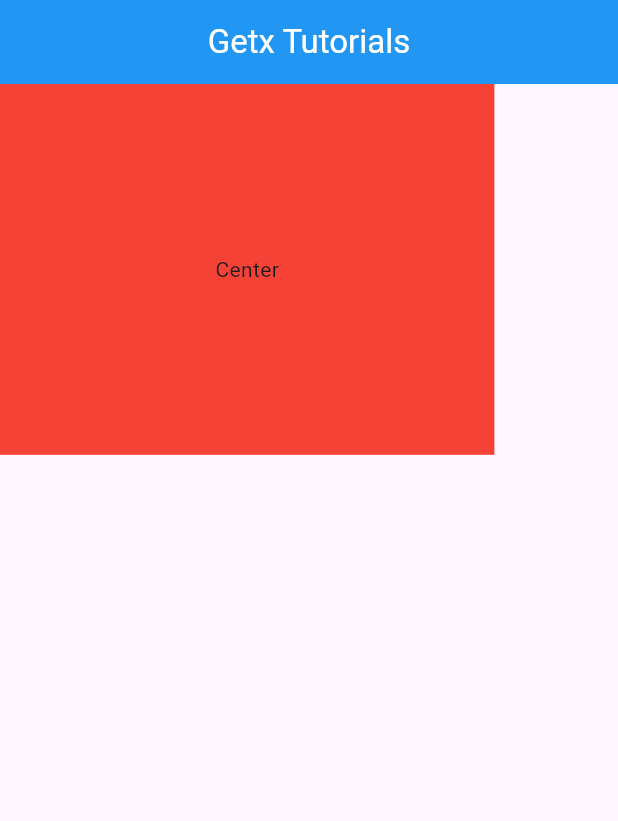
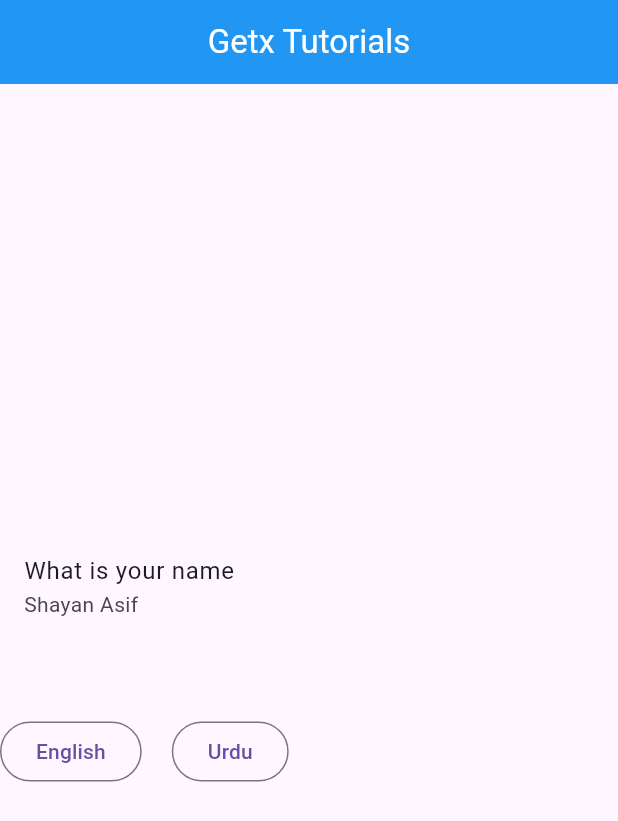
Before and after one commit to Hafiz-Muhammad-Shayan/GetxExplaination, a Flutter app: the screen it shows after launch, on a phone screen of 412 x 824 dp. Shown: the top 821 px of the screen. Run offline on Flutter 3.47's test engine with Material 3 defaults, Android fonts, the phone set to English and light mode, and no system bars; our stand-ins replace get.

Commit message:
video 5 done Localization in getx

```diff
--- a/lib/home_screen.dart
+++ b/lib/home_screen.dart
@@ -1,5 +1,6 @@
 import 'package:flutter/material.dart';
 import 'package:get/get.dart';
+import 'package:get/get_connect/http/src/utils/utils.dart';
 import 'package:getxexplaination/screen_one.dart';
 
 class HomeScreen extends StatefulWidget {
@@ -22,12 +23,37 @@
           ),
         ),),
       ),
-      body: Container(
-        height: Get.height * 0.3,
-        width: Get.width * 0.8,
-        color: Colors.red,
-        child: Center(
-            child: Text("Center")),
+      body: Column(
+        mainAxisAlignment: MainAxisAlignment.center,
+        crossAxisAlignment: CrossAxisAlignment.center,
+
+        children: [
+          ListTile(
+            title: Text("message".tr),
+            subtitle: Text("name".tr),
+          ),
+          SizedBox(
+            height: 50,
+          ),
+          Row(
+            children: [
+              OutlinedButton(
+                  onPressed: (){
+                    Get.updateLocale(Locale("en","US"));
+                  },
+                  child: Text('English')),
+              SizedBox(
+                width: 20,
+              ),
+              OutlinedButton(
+                  onPressed: (){
+                    Get.updateLocale(Locale("ur","PK"));
+                  },
+                  child: Text('Urdu')),
+
+            ],
+          )
+        ],
       ),
 
 
--- /dev/null
+++ b/lib/languages.dart
@@ -0,0 +1,18 @@
+
+import 'package:get/get.dart';
+import 'package:get/get_navigation/src/root/internacionalization.dart';
+
+class Languages extends Translations {
+  @override
+  Map<String , Map<String,  String>> get keys =>{
+    "en_US" : {
+      "message" : "What is your name",
+      "name" : "Shayan Asif"
+    },
+    "ur_PK" : {
+      "message" : "آپ کا نام کیا ہے",
+      "name" : "شایان آصف"
+    },
+  };
+
+}
--- a/lib/main.dart
+++ b/lib/main.dart
@@ -1,6 +1,7 @@
 import 'package:flutter/material.dart';
 import 'package:get/get.dart';
 import 'package:getxexplaination/home_screen.dart';
+import 'package:getxexplaination/languages.dart';
 import 'package:getxexplaination/screen_one.dart';
 import 'package:getxexplaination/screen_two.dart';
 
@@ -16,6 +17,13 @@
   Widget build(BuildContext context) {
     return GetMaterialApp(
       debugShowCheckedModeBanner: false,
+      title: "flutter demo",
+      translations: Languages(),
+      locale: Locale("en","US"),
+      fallbackLocale: Locale("en","US"),
+      theme: ThemeData(
+        primaryColor: Colors.blue,
+      ),
       home: HomeScreen(),
       getPages: [
         GetPage(name: "/", page: () => HomeScreen(),),
```
